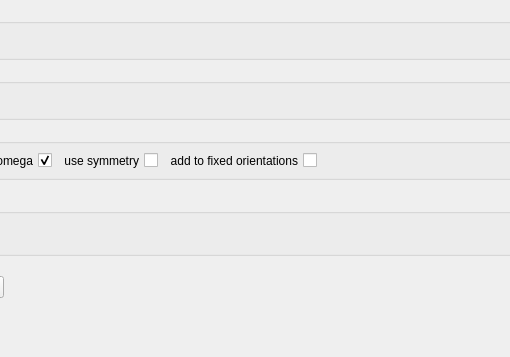
First picture: the form in design.ui, repository VickieLynch/MantidEV, before the edit; both pictures show x 686 to 1196 and y 446 to 803 of the 1196 by 803 pixel window.
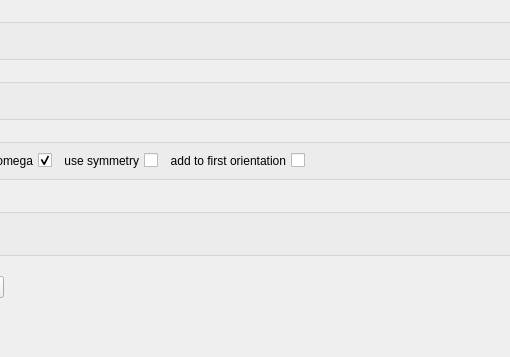
Second picture: the form after the edit.

Commit message: Refs #master add first orientation

```diff
--- a/design.ui
+++ b/design.ui
@@ -4321,7 +4321,7 @@
        <enum>Qt::RightToLeft</enum>
       </property>
       <property name="text">
-       <string>add to fixed orientations</string>
+       <string>add to first orientation</string>
       </property>
      </widget>
     </item>
```
The commit also changes 2 other files.
